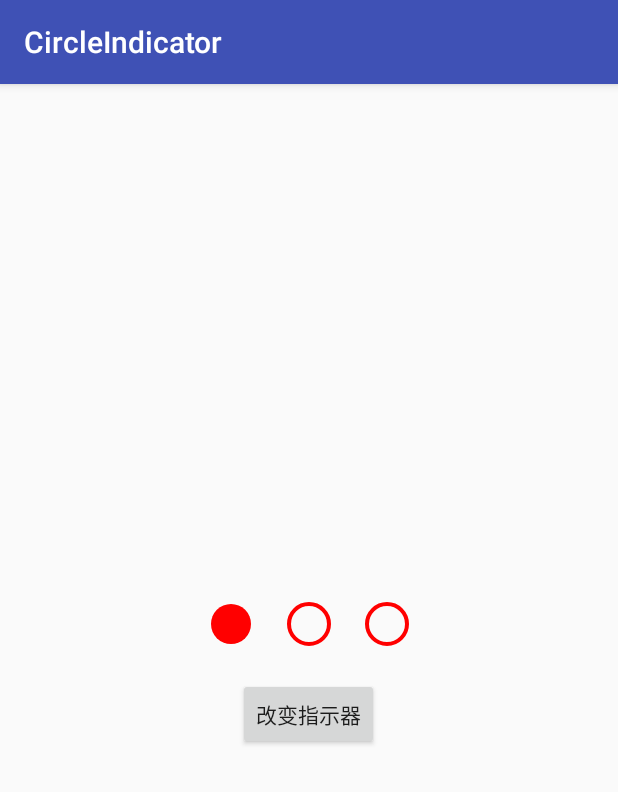
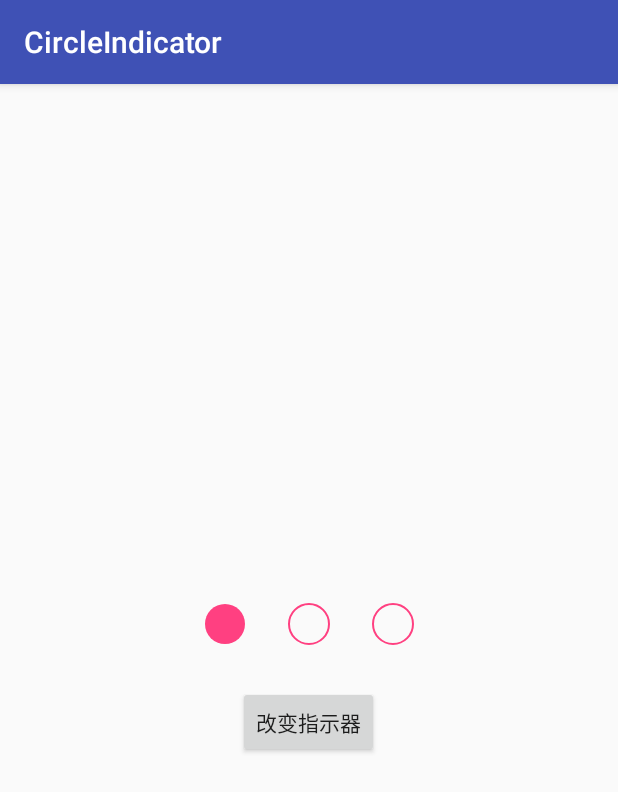
Before and after one commit to kevin321happy/CustomViewTrain, an Android app: the screen it shows after launch (MainActivity), on a phone screen of 412 x 824 dp. Shown: the top 792 px of the screen. Run offline under Robolectric (Android 15) with nearby library versions, the phone set to English and light mode, and no system bars.

Commit message:
测试自定义属性通过

```diff
--- a/circleindicator/src/main/java/com/wh/jxd/com/circleindicator/indicator/CircleIndicator.java
+++ b/circleindicator/src/main/java/com/wh/jxd/com/circleindicator/indicator/CircleIndicator.java
@@ -1,12 +1,15 @@
 package com.wh.jxd.com.circleindicator.indicator;
 
 import android.content.Context;
+import android.content.res.TypedArray;
 import android.graphics.Canvas;
 import android.graphics.Color;
 import android.graphics.Paint;
 import android.support.annotation.Nullable;
 import android.util.AttributeSet;
 import android.view.View;
+
+import com.wh.jxd.com.circleindicator.R;
 
 import java.util.ArrayList;
 import java.util.List;
@@ -43,7 +46,25 @@ public class CircleIndicator extends View {
 
     public CircleIndicator(Context context, @Nullable AttributeSet attrs, int defStyleAttr) {
         super(context, attrs, defStyleAttr);
+        getAttribute(context, attrs);
         init();
+    }
+
+    /**
+     * 获取设置的自定义属性
+     *
+     * @param context
+     * @param attrs
+     */
+    private void getAttribute(Context context, AttributeSet attrs) {
+        TypedArray typedArray = context.obtainStyledAttributes(attrs, R.styleable.CircleIndicator);
+        mPaintColor = typedArray.getColor(R.styleable.CircleIndicator_indicatorColor, mPaintColor);
+        mStrokeWidth = typedArray.getDimensionPixelSize(R.styleable.CircleIndicator_indicatorBorderWidth, mStrokeWidth);
+        mSpace = typedArray.getDimensionPixelSize(R.styleable.CircleIndicator_indicatorSpace, mSpace);
+        mRadius = typedArray.getDimensionPixelSize(R.styleable.CircleIndicator_indicatorRadius, mRadius);
+        typedArray.recycle();
+
+
     }
 
     /**
@@ -56,7 +77,7 @@ public class CircleIndicator extends View {
     protected void onMeasure(int widthMeasureSpec, int heightMeasureSpec) {
         //计算指示器控件的宽高
         int width = (mRadius + mStrokeWidth) * 2 * mCount + mSpace * (mCount - 1);
-        int height = (mRadius + mStrokeWidth) * 2 + 2 * mSpace;
+        int height = (mRadius +mStrokeWidth) * 2 + 2 * mSpace;
         //View测量自己尺寸
         setMeasuredDimension(width, height);
         //测量每一个指示器
--- a/circleindicator/src/main/res/layout/activity_main.xml
+++ b/circleindicator/src/main/res/layout/activity_main.xml
@@ -12,6 +12,10 @@
         android:id="@+id/indicator"
         android:layout_width="match_parent"
         android:layout_height="wrap_content"
+        app:indicatorColor="@color/colorAccent"
+        app:indicatorRadius="20px"
+        app:indicatorBorderWidth="2px"
+        app:indicatorSpace="40px"
         android:layout_gravity="center_horizontal" />
 
     <Button
```
